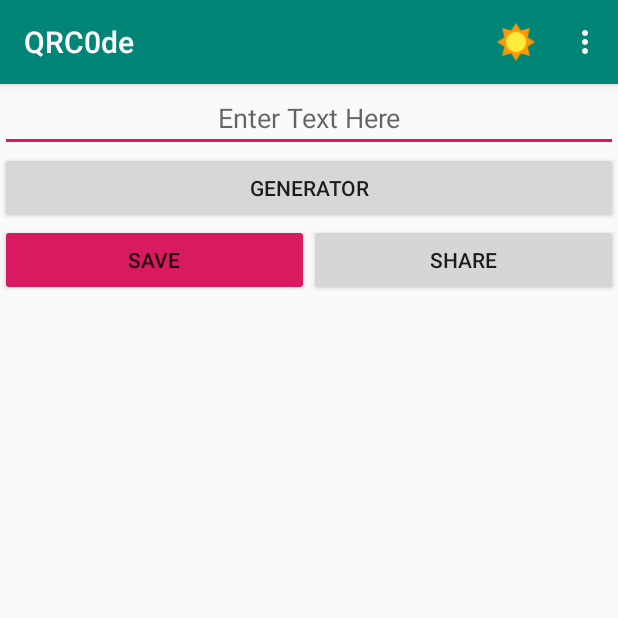
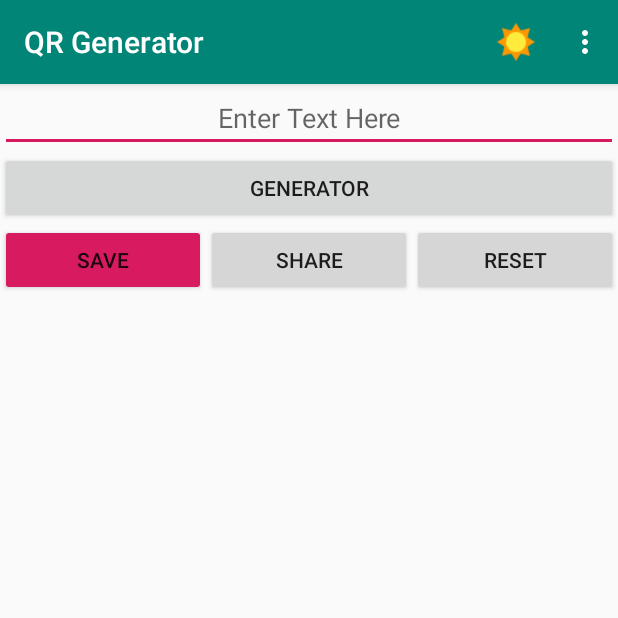
Before and after one commit to vietdohoang1997/QRC0de, an Android app: the QRcodeGenerator screen opened directly, with no data from a screen before it, after a tap on "SAVE", on a phone screen of 412 x 824 dp, the top half of it. Run offline under Robolectric (Android 15) with nearby library versions, the phone set to English and light mode, and no system bars; libraries missing offline, so code that uses them is left out: com.journeyapps.barcodescanner; 1 statement that could not run was skipped.

Commit message:
New commit

```diff
--- a/app/src/main/java/com/example/lenovo/qrc0de/QRcodeGenerator.java
+++ b/app/src/main/java/com/example/lenovo/qrc0de/QRcodeGenerator.java
@@ -51,6 +51,7 @@ public class QRcodeGenerator extends AppCompatActivity {
     private ImageView imageView;
     private Button btnSave;
     private Button btnShare;
+    private Button btnReset;
     private AlertDialog dialog;
     View view;
     ByteArrayOutputStream bytearrayoutputstream;
@@ -61,12 +62,14 @@ public class QRcodeGenerator extends AppCompatActivity {
     protected void onCreate(Bundle savedInstanceState) {
         super.onCreate(savedInstanceState);
         setContentView(R.layout.generator_main);
+        setTitle("QR Generator");
 
         etInput = findViewById(R.id.etInput);
         btnCreate = findViewById(R.id.btnCreate);
         imageView = findViewById(R.id.imageView);
         btnSave = findViewById(R.id.btnSave);
         btnShare = findViewById(R.id.btnShare);
+        btnReset = findViewById(R.id.btnReset);
         bytearrayoutputstream = new ByteArrayOutputStream();
 
         checkAndRequestPermissions();
@@ -96,6 +99,7 @@ public class QRcodeGenerator extends AppCompatActivity {
                     bitmap.compress(Bitmap.CompressFormat.PNG, 100, bytearrayoutputstream);
                     Random generator = new Random();
                     int n = 10000;
+                    String path;
                     n = generator.nextInt(n);
                     String name = "Image-" + n + ".png";
                     file = new File(Environment.getExternalStoragePublicDirectory(Environment.DIRECTORY_DCIM) + "/" + name);
@@ -108,10 +112,8 @@ public class QRcodeGenerator extends AppCompatActivity {
                     } catch (Exception e) {
                         e.printStackTrace();
                     }
-                    Toast.makeText(QRcodeGenerator.this, "Saved successfully", Toast.LENGTH_SHORT).show();
-                    Intent intent = getIntent();
-                    finish();
-                    startActivity(intent);
+                    path = Environment.getExternalStoragePublicDirectory(Environment.DIRECTORY_DCIM).getAbsolutePath();
+                    Toast.makeText(QRcodeGenerator.this, "Saved successfully in " + path, Toast.LENGTH_LONG).show();
             }
         });
 
@@ -136,6 +138,15 @@ public class QRcodeGenerator extends AppCompatActivity {
                 }
             }
         });
+
+        btnReset.setOnClickListener(new View.OnClickListener() {
+            public void onClick(View v) {
+                // TODO Auto-generated method stub
+                Intent intent = getIntent();
+                finish();
+                startActivity(intent);
+            }
+        });
     }
 
     // Xin quyen trong android 6.0 tro len
@@ -155,6 +166,7 @@ public class QRcodeGenerator extends AppCompatActivity {
         }
     }
 
+    // Kiem tra dung luong bo nho external Storage
     public boolean isExternalStorageReadable() {
         String state = Environment.getExternalStorageState();
         if (Environment.MEDIA_MOUNTED.equals(state) ||
--- a/app/src/main/res/layout/generator_main.xml
+++ b/app/src/main/res/layout/generator_main.xml
@@ -47,6 +47,13 @@
             android:layout_height="match_parent"
             android:text="Share"
             android:backgroundTint="@color/zxing_custom_viewfinder_laser"/>
+        <Button
+            android:id="@+id/btnReset"
+            android:layout_weight="1"
+            android:layout_width="match_parent"
+            android:layout_height="match_parent"
+            android:text="Reset"
+            android:backgroundTint="@color/zxing_custom_possible_result_points"/>
     </LinearLayout>
 
 </RelativeLayout>
```
Also changed, not shown: app/src/main/java/com/example/lenovo/qrc0de/QRcodeScanner.java (+27 -23 lines).
